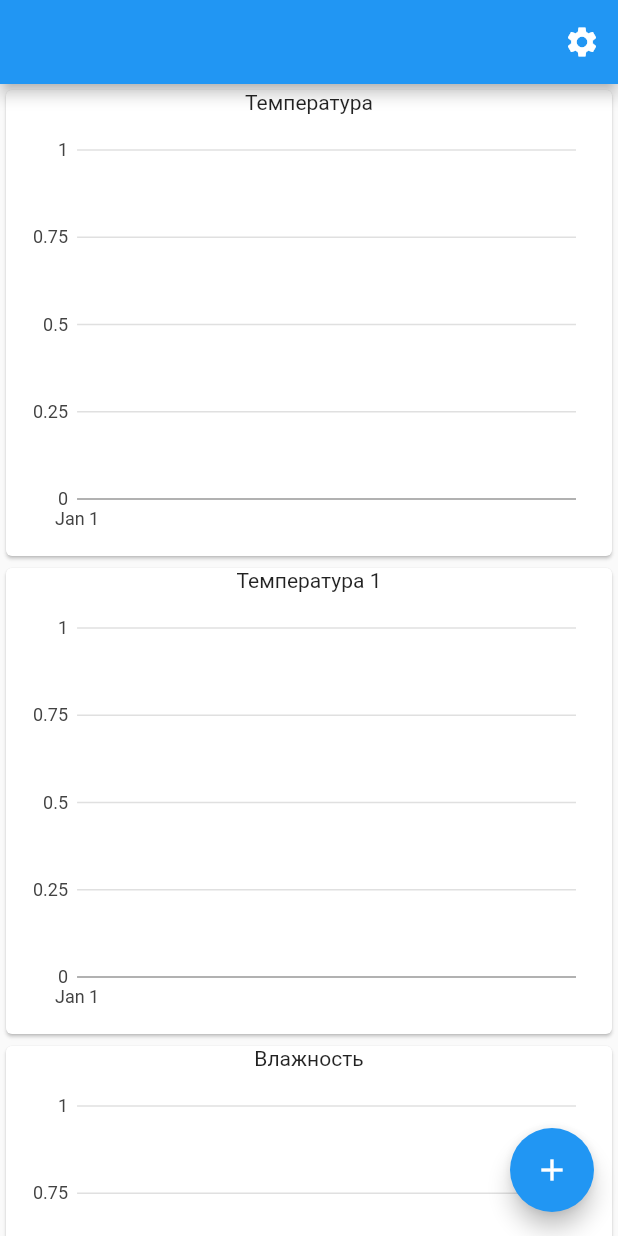
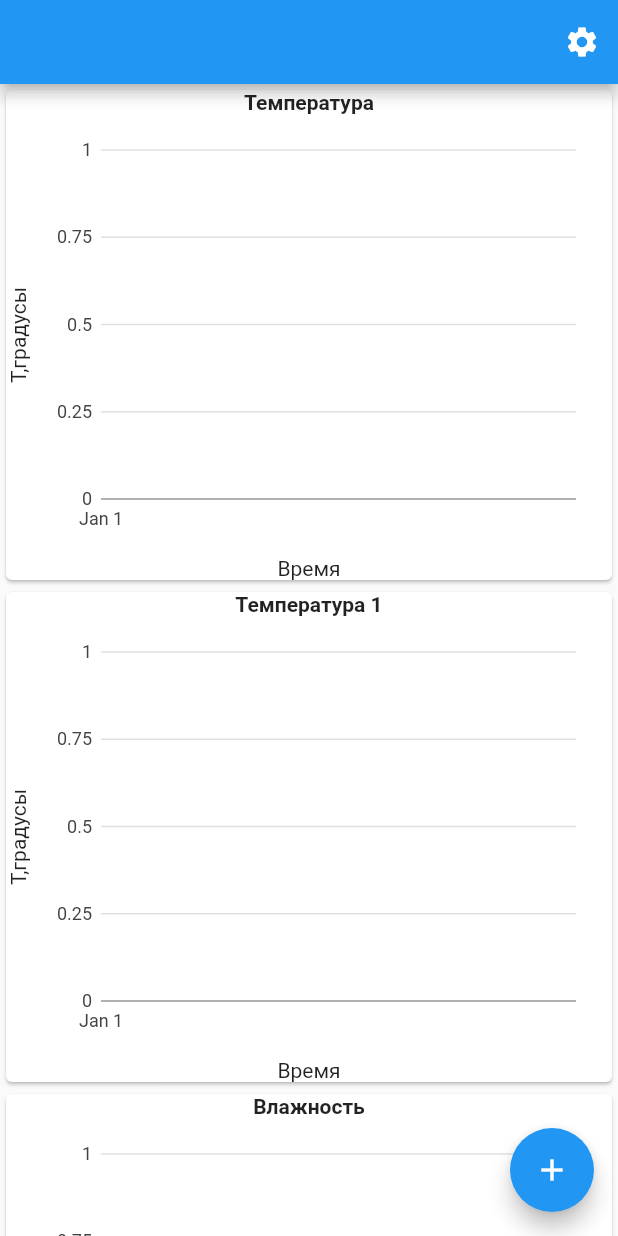
Before and after one commit to nvsces/meteo, a Flutter app: the screen it shows after launch, on a phone screen of 412 x 824 dp. Run offline on Flutter 3.47's test engine with Material 2 defaults, Android fonts, the light colour scheme and no system bars; our stand-ins replace charts_flutter, cloud_firestore, firebase_core, firebase_database, in_app_purchase; accounts and stored records are empty.

Commit message:
Добавлены подписи к осям на графиках

```diff
--- a/lib/main.dart
+++ b/lib/main.dart
@@ -4,6 +4,7 @@ import 'package:firebase_database/firebase_database.dart';
 import 'package:flutter/foundation.dart';
 import 'package:flutter/material.dart';
 import 'package:firebase_core/firebase_core.dart';
+import 'package:in_app_purchase/in_app_purchase.dart';
 import 'package:meteo/funs.dart';
 import 'package:meteo/widgets/charts_simple.dart';
 import 'package:meteo/models/sensor_data.dart';
@@ -13,6 +14,7 @@ import 'package:meteo/extension_funs.dart';
 
 Future<void> main() async {
   WidgetsFlutterBinding.ensureInitialized();
+  InAppPurchaseConnection.enablePendingPurchases();
   final FirebaseApp app = await Firebase.initializeApp();
   DatabaseService.initializeApp(app);
   runApp(MaterialApp(
@@ -90,26 +92,32 @@ class _MyHomePageState extends State<MyHomePage> {
             ItemDetailsPage(
               data: datas.listType(SensorData.typeTemp),
               title: 'Температура',
+              ylabel: 'Т,градусы',
             ),
             ItemDetailsPage(
               data: datas.listType(SensorData.typeTemp1),
               title: 'Температура 1',
+              ylabel: 'Т,градусы',
             ),
             ItemDetailsPage(
               data: datas.listType(SensorData.typeHum),
               title: 'Влажность',
+              ylabel: '%',
             ),
             ItemDetailsPage(
               data: datas.listType(SensorData.typeHum1),
               title: 'Влажность 2',
+              ylabel: '%',
             ),
             ItemDetailsPage(
               data: datas.listType(SensorData.typeTemp2),
               title: 'Температура 2',
+              ylabel: 'Т,градусы',
             ),
             ItemDetailsPage(
               data: datas.listType(SensorData.typePress),
               title: 'Давление',
+              ylabel: 'Миллиметры ртутного столба',
             ),
           ],
         ),
--- a/lib/widgets/charts_simple.dart
+++ b/lib/widgets/charts_simple.dart
@@ -13,8 +13,9 @@ class TimeSeriesSales {
 }
 
 class ItemDetailsPage extends StatefulWidget {
-  ItemDetailsPage({this.data, this.title});
+  ItemDetailsPage({this.data, this.title, this.ylabel});
   String title;
+  String ylabel;
   List<TimeSeriesSales> data;
   @override
   _ItemDetailsPageState createState() => new _ItemDetailsPageState();
@@ -58,10 +59,20 @@ class _ItemDetailsPageState extends State<ItemDetailsPage> {
       child: Column(
         mainAxisAlignment: MainAxisAlignment.center,
         children: <Widget>[
-          new Text(
+          Text(
             widget.title,
+            style: TextStyle(fontWeight: FontWeight.bold),
           ),
-          chartWidget,
+          Row(
+            children: [
+              RotatedBox(
+                quarterTurns: 3,
+                child: Text(widget.ylabel),
+              ),
+              Expanded(child: chartWidget),
+            ],
+          ),
+          Text('Время'),
         ],
       ),
     );
```
Also changed, not shown: assets/images/icon.png, 23 other files.
